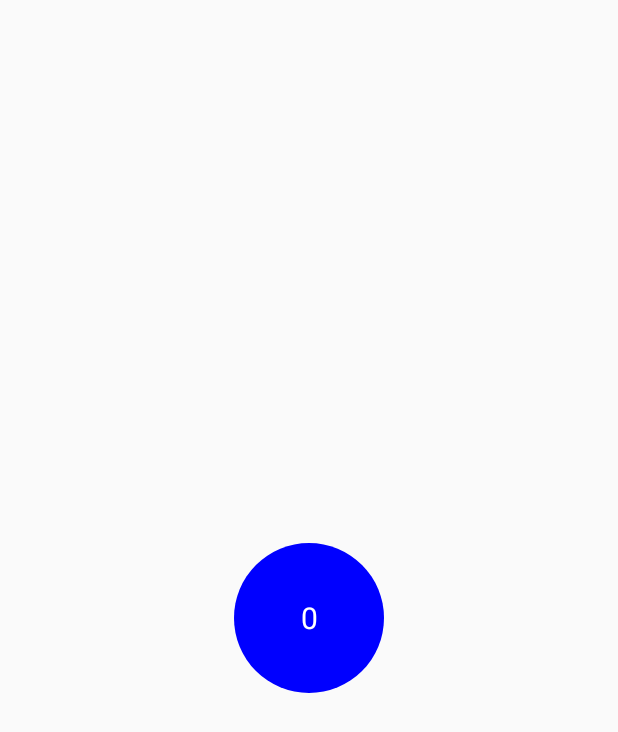
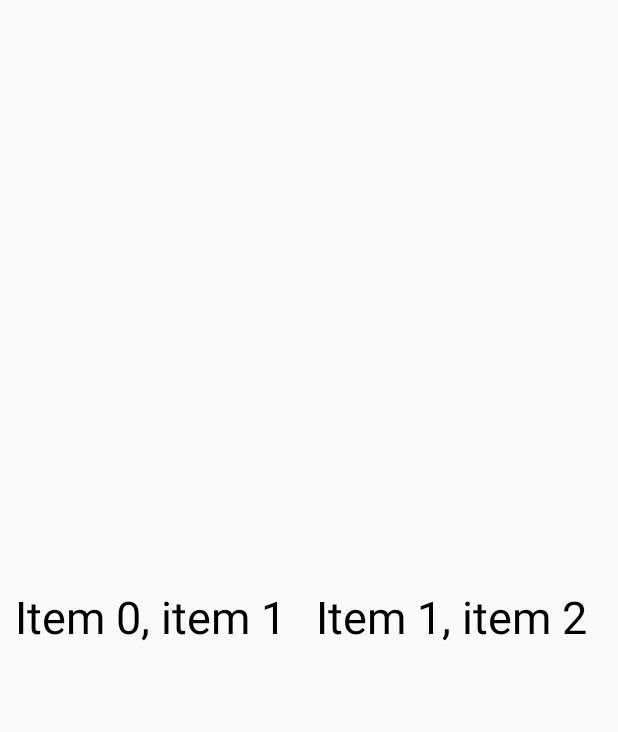
Before and after one commit to Kasaklalita/Learning-Jetpack-Compose, an Android app built with Jetpack Compose: the screen it shows after launch (MainActivity), on a phone screen of 412 x 824 dp. Shown: the top 732 px of the screen. Run offline under Robolectric (Android 15) with nearby library versions, the phone set to English and light mode, and no system bars.

Commit message:
Lesson 6 - LazyLists

```diff
--- a/app/src/main/java/com/kasaklalita/learningjetpackcompose/MainActivity.kt
+++ b/app/src/main/java/com/kasaklalita/learningjetpackcompose/MainActivity.kt
@@ -8,6 +8,9 @@ import androidx.compose.foundation.*
 import androidx.compose.foundation.gestures.detectDragGesturesAfterLongPress
 import androidx.compose.foundation.gestures.detectTapGestures
 import androidx.compose.foundation.layout.*
+import androidx.compose.foundation.lazy.LazyColumn
+import androidx.compose.foundation.lazy.LazyRow
+import androidx.compose.foundation.lazy.itemsIndexed
 import androidx.compose.foundation.shape.CircleShape
 import androidx.compose.foundation.shape.RoundedCornerShape
 import androidx.compose.material.Card
@@ -34,8 +37,18 @@ class MainActivity : ComponentActivity() {
     override fun onCreate(savedInstanceState: Bundle?) {
         super.onCreate(savedInstanceState)
         setContent {
-            Box(modifier = Modifier.fillMaxSize(), contentAlignment = Alignment.Center) {
-                CircleItem()
+            LazyRow(
+                verticalAlignment = Alignment.CenterVertically,
+                modifier = Modifier
+                    .fillMaxSize()
+            ) {
+                itemsIndexed(listOf("item 1", "item 2", "End", "Finish")) { index, item ->
+                    Text(
+                        text = "Item $index, $item",
+                        fontSize = 30.sp,
+                        modifier = Modifier.padding(horizontal = 10.dp)
+                    )
+                }
             }
         }
     }
@@ -51,7 +64,7 @@ private fun CircleItem() {
             .size(100.dp)
             .background(color = color.value, shape = CircleShape)
             .clickable {
-                when(++counter.value) {
+                when (++counter.value) {
                     10 -> color.value = Color.Red
                     20 -> color.value = Color.Green
                 }
```
